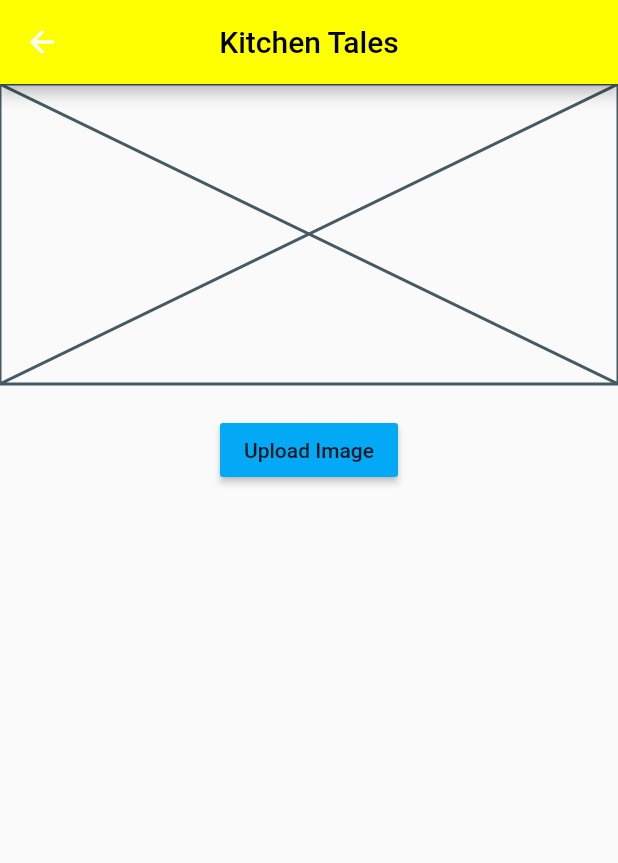
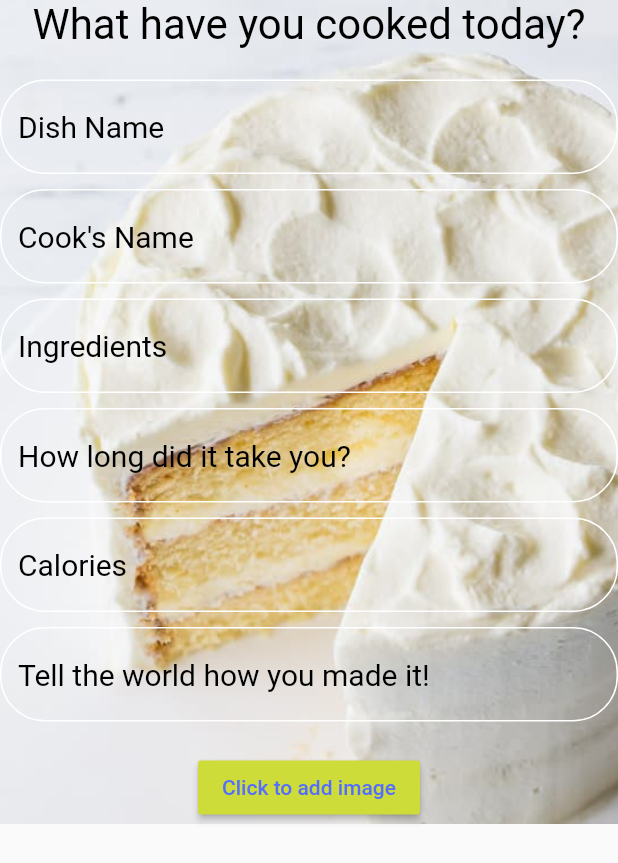
Before and after one commit to rajeshgayathri2003/Hackathon, a Flutter app: the post screen opened directly, on a phone screen of 412 x 824 dp. Shown: the top 863 px of the screen. Run offline on Flutter 3.47's test engine with Material 2 defaults, Android fonts, the phone set to English and light mode, and no system bars; our stand-ins replace google_fonts, image_picker, youtube_player_flutter; missing offline and left inert: screen; network calls fail; Roboto replaces fonts that are missing (DancingScript- VariableFont_wght, NotoSansHK- Regular, SourceSerifPro - BoldItalic).

Commit message:
Final Version
Only images need to be changed to fit size

```diff
--- a/kitchen_tales/lib/ui/detail_screen.dart
+++ b/kitchen_tales/lib/ui/detail_screen.dart
@@ -64,7 +64,7 @@ class DetailScreen extends StatelessWidget {
                           ],
                         ),
                         Text(
-                          "By Ria Gupta",
+                          "By Shraddha Byndoor",
                           style: GoogleFonts.roboto(
                             fontWeight: FontWeight.w300,
                           ),
--- a/kitchen_tales/lib/ui/home_screen.dart
+++ b/kitchen_tales/lib/ui/home_screen.dart
@@ -21,11 +21,11 @@ class _HomeScreenState extends State<HomeScreen> {
   ];
 
   final foodNames = [
-    "Donuts\n -Gayatri Rajesh",
-    "Taco Mexicana\n-Shraddha Byandoor ",
-    "Khandvi\n-Gayatri Rajesh",
+    "Donuts\n -Gayathri Rajesh",
+    "Khandvi\n-Gayathri Rajesh",
     "choco waffle\n-Khushi Kiran",
-    "Pizza\n-Shraddha Byandoor"
+    "Pizza\n-Shraddha Byndoor",
+    "Taco Mexicana\n-Shraddha Byndoor ",
   ];
 
   @override
--- a/kitchen_tales/lib/ui/posts.dart
+++ b/kitchen_tales/lib/ui/posts.dart
@@ -32,7 +32,11 @@ class _postState extends State<post> {
               child: ListBody(
                 children: <Widget>[
                   GestureDetector(
-                    child: Text('Gallery'),
+                    child: Text(
+                      'Gallery',
+                      style: TextStyle(
+                          fontFamily: 'NotoSansHK-Regular', fontSize: 20.0),
+                    ),
                     onTap: () {
                       _openGallery(context);
                     },
@@ -41,7 +45,9 @@ class _postState extends State<post> {
                     padding: EdgeInsets.all(8.0),
                   ),
                   GestureDetector(
-                    child: Text('Camera'),
+                    child: Text('Camera',
+                        style: TextStyle(
+                            fontFamily: 'NotoSansHK-Regular', fontSize: 20.0)),
                     onTap: () {
                       _openCamera(context);
                     },
@@ -55,7 +61,19 @@ class _postState extends State<post> {
 
   Widget _decideImageview() {
     if (imageFile == null) {
-      return Text('No Image Selected');
+      return Column(
+        children: [
+          Center(
+              child: Text(
+            'What have you cooked today?',
+            style: TextStyle(
+                color: Colors.black,
+                fontFamily: 'DancingScript- VariableFont_wght',
+                fontSize: 28.0),
+          ))
+        ],
+        mainAxisAlignment: MainAxisAlignment.start,
+      );
     } else {
       return Image.file(
         imageFile,
@@ -68,32 +86,112 @@ class _postState extends State<post> {
   @override
   Widget build(BuildContext context) {
     return Scaffold(
-        appBar: AppBar(
-          title: Text("Kitchen Tales",
-              style: TextStyle(
-                  color: Colors.black,
-                  fontFamily: 'YanoneKaffeesatz-VariableFont_wght',
-                  fontSize: 20.0)),
-          centerTitle: true,
-          backgroundColor: Colors.yellowAccent,
-          // actions:
+        body: SingleChildScrollView(
+            child: Container(
+      decoration: BoxDecoration(
+          image: DecorationImage(
+              image: AssetImage("images/vanilla.jpg"), fit: BoxFit.cover)),
+      child:
+          Column(mainAxisAlignment: MainAxisAlignment.start, children: <Widget>[
+        _decideImageview(),
+        Padding(padding: EdgeInsets.all(10.0)),
+        TextField(
+          decoration: InputDecoration(
+            enabledBorder: OutlineInputBorder(
+                gapPadding: 12.0,
+                borderSide: BorderSide(color: Colors.white),
+                borderRadius: BorderRadius.all(Radius.circular(30))),
+            hintText: 'Dish Name',
+            hintStyle: TextStyle(
+                color: Colors.black,
+                fontFamily: 'NotoSansHK- Regular',
+                fontSize: 20.0),
+          ),
         ),
-        body: Column(children: <Widget>[
-          (imageUrl != null)
-              ? Image.network(imageUrl)
-              : Placeholder(
-                  fallbackHeight: 200.0,
-                  fallbackWidth: double.infinity,
-                ),
-          SizedBox(
-            height: 20.0,
+        Padding(padding: EdgeInsets.all(5.0)),
+        TextField(
+          decoration: InputDecoration(
+            enabledBorder: OutlineInputBorder(
+                gapPadding: 12.0,
+                borderSide: BorderSide(color: Colors.white),
+                borderRadius: BorderRadius.all(Radius.circular(30))),
+            hintText: "Cook's Name",
+            hintStyle: TextStyle(
+                color: Colors.black,
+                fontFamily: 'NotoSansHK- Regular',
+                fontSize: 20.0),
           ),
-          RaisedButton(
-              child: Text('Upload Image'),
-              color: Colors.lightBlue,
-              onPressed: () {
-                _showChoiceDialog(context);
-              })
-        ]));
+        ),
+        Padding(padding: EdgeInsets.all(5.0)),
+        TextField(
+          decoration: InputDecoration(
+            enabledBorder: OutlineInputBorder(
+                gapPadding: 12.0,
+                borderSide: BorderSide(color: Colors.white),
+                borderRadius: BorderRadius.all(Radius.circular(30))),
+            hintText: "Ingredients",
+            hintStyle: TextStyle(
+                color: Colors.black,
+                fontFamily: 'NotoSansHK- Regular',
+                fontSize: 20.0),
+          ),
+        ),
+        Padding(padding: EdgeInsets.all(5.0)),
+        TextField(
+          decoration: InputDecoration(
+            enabledBorder: OutlineInputBorder(
+                gapPadding: 12.0,
+                borderSide: BorderSide(color: Colors.white),
+                borderRadius: BorderRadius.all(Radius.circular(30))),
+            hintText: "How long did it take you?",
+            hintStyle: TextStyle(
+                color: Colors.black,
+                fontFamily: 'NotoSansHK- Regular',
+                fontSize: 20.0),
+          ),
+        ),
+        Padding(padding: EdgeInsets.all(5.0)),
+        TextField(
+          decoration: InputDecoration(
+            enabledBorder: OutlineInputBorder(
+                gapPadding: 12.0,
+                borderSide: BorderSide(color: Colors.white),
+                borderRadius: BorderRadius.all(Radius.circular(30))),
+            hintText: "Calories",
+            hintStyle: TextStyle(
+                color: Colors.black,
+                fontFamily: 'NotoSansHK- Regular',
+                fontSize: 20.0),
+          ),
+        ),
+        Padding(padding: EdgeInsets.all(5.0)),
+        TextField(
+          decoration: InputDecoration(
+            enabledBorder: OutlineInputBorder(
+                gapPadding: 12.0,
+                borderSide: BorderSide(color: Colors.white),
+                borderRadius: BorderRadius.all(Radius.circular(30))),
+            hintText: "Tell the world how you made it!",
+            hintStyle: TextStyle(
+                color: Colors.black,
+                fontFamily: 'NotoSansHK- Regular',
+                fontSize: 20.0),
+          ),
+        ),
+        Padding(padding: EdgeInsets.all(10.0)),
+        RaisedButton(
+          color: Colors.lime,
+          onPressed: () {
+            _showChoiceDialog(context);
+          },
+          child: Text(
+            'Click to add image',
+            style: TextStyle(
+                color: Colors.indigoAccent,
+                fontFamily: 'SourceSerifPro - BoldItalic'),
+          ),
+        )
+      ]),
+    )));
   }
 }
--- a/kitchen_tales/lib/ui/quotes.dart
+++ b/kitchen_tales/lib/ui/quotes.dart
@@ -1,6 +1,4 @@
-
 import 'package:flutter/material.dart';
-
 
 class Wisdom extends StatefulWidget {
   @override
```
Also changed, not shown: kitchen_tales/pubspec.yaml (+13 -1 lines), kitchen_tales/fonts/DancingScript-VariableFont_wght.ttf (added), kitchen_tales/fonts/SourceSerifPro-BoldItalic.ttf (added), kitchen_tales/images/burger.jpg (deleted), kitchen_tales/images/cake.png (deleted), kitchen_tales/images/chakli.jpg (added), kitchen_tales/images/chicken_g.jpg (deleted), kitchen_tales/images/chiken_f.jpeg (deleted), kitchen_tales/images/spaghetti.jpg (deleted), kitchen_tales/images/vanilla.jpg (added).
